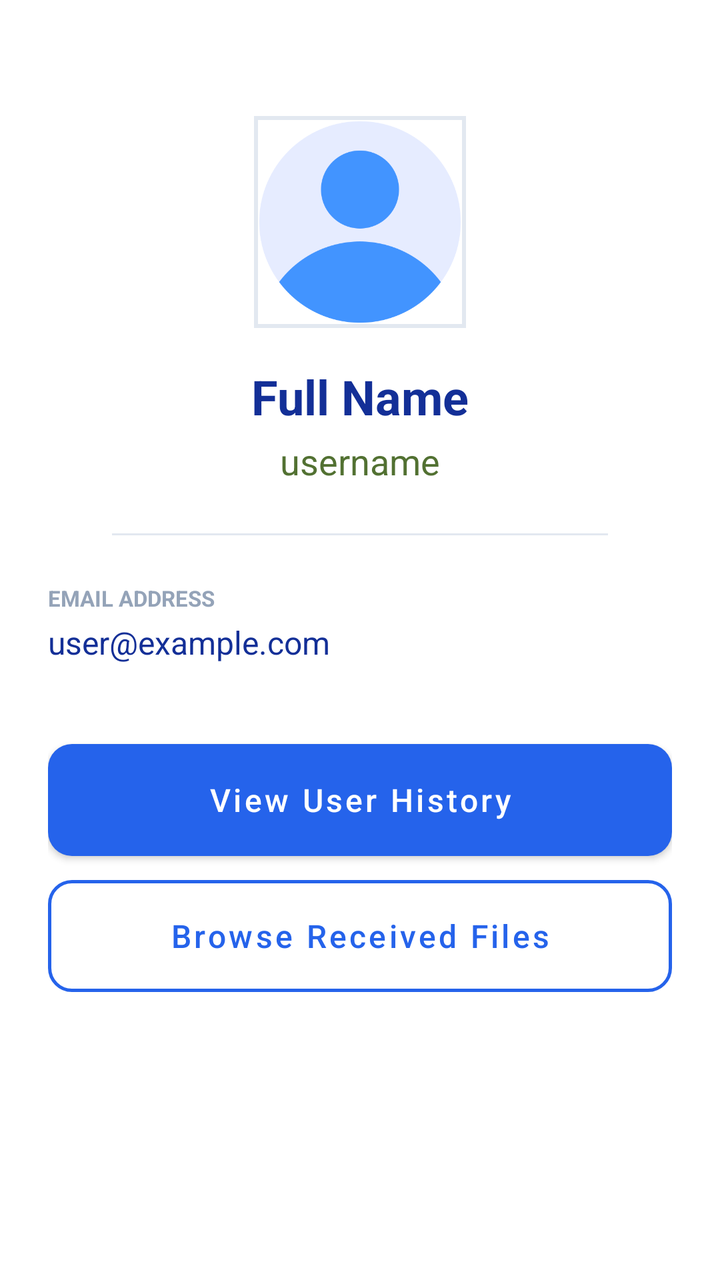
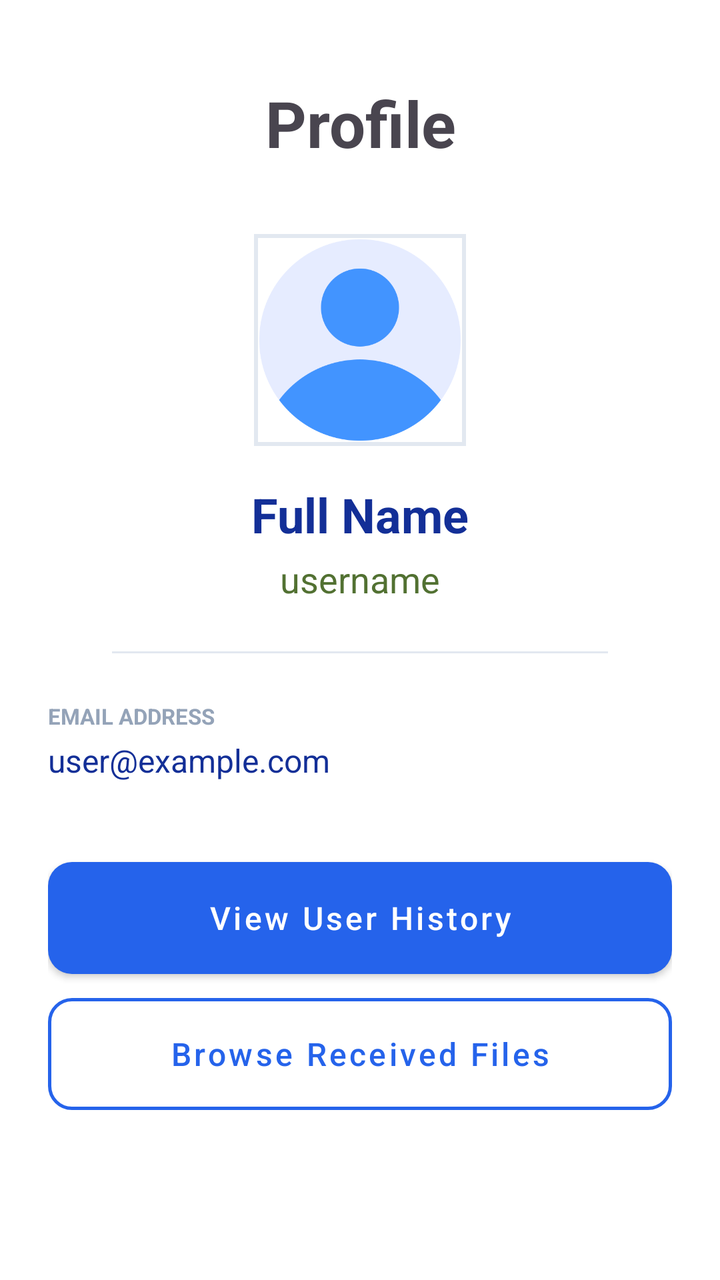

Two renders of the same Android screen: before a commit and after it. Below are the layout's source before the change and the commit's diff.
<!-- AndroidManifest.xml: application theme Theme.MyApplication -->
<!-- res/layout/activity_user_profile.xml -->
<?xml version="1.0" encoding="utf-8"?>
<androidx.constraintlayout.widget.ConstraintLayout
    xmlns:android="http://schemas.android.com/apk/res/android"
    xmlns:app="http://schemas.android.com/apk/res-auto"
    android:layout_width="match_parent"
    android:layout_height="match_parent"
    android:background="?attr/colorOnPrimary"
    android:padding="24dp">

    <com.google.android.material.imageview.ShapeableImageView
        android:id="@+id/profile_image"
        android:layout_width="110dp"
        android:layout_height="110dp"
        android:layout_marginTop="32dp"
        android:padding="3dp"
        android:src="@drawable/ic_user"
        app:layout_constraintEnd_toEndOf="parent"
        app:layout_constraintStart_toStartOf="parent"
        app:layout_constraintTop_toTopOf="parent"
        app:strokeColor="#E2E8F0"
        app:strokeWidth="2dp" />

    <TextView
        android:id="@+id/tv_fullname"
        android:layout_width="wrap_content"
        android:layout_height="wrap_content"
        android:layout_marginTop="16dp"
        android:text="Full Name"
        android:textColor="?attr/colorPrimary"
        android:textSize="24sp"
        android:textStyle="bold"
        app:layout_constraintEnd_toEndOf="parent"
        app:layout_constraintStart_toStartOf="parent"
        app:layout_constraintTop_toBottomOf="@id/profile_image" />

    <TextView
        android:id="@+id/tv_username"
        android:layout_width="wrap_content"
        android:layout_height="wrap_content"
        android:layout_marginTop="4dp"
        android:text="username"
        android:textColor="?attr/colorSecondary"
        android:textSize="18sp"
        app:layout_constraintEnd_toEndOf="parent"
        app:layout_constraintStart_toStartOf="parent"
        app:layout_constraintTop_toBottomOf="@id/tv_fullname" />

    <View
        android:id="@+id/divider"
        android:layout_width="0dp"
        android:layout_height="1dp"
        android:layout_marginHorizontal="32dp"
        android:layout_marginTop="24dp"
        android:background="#E2E8F0"
        app:layout_constraintEnd_toEndOf="parent"
        app:layout_constraintStart_toStartOf="parent"
        app:layout_constraintTop_toBottomOf="@id/tv_username" />

    <TextView
        android:id="@+id/tv_email_label"
        android:layout_width="wrap_content"
        android:layout_height="wrap_content"
        android:layout_marginTop="24dp"
        android:text="EMAIL ADDRESS"
        android:textColor="#94A3B8"
        android:textSize="11sp"
        android:textStyle="bold"
        app:layout_constraintStart_toStartOf="parent"
        app:layout_constraintTop_toBottomOf="@id/divider" />

    <TextView
        android:id="@+id/tv_email"
        android:layout_width="wrap_content"
        android:layout_height="wrap_content"
        android:layout_marginTop="4dp"
        android:text="user@example.com"
        android:textColor="?attr/colorPrimary"
        android:textSize="16sp"
        app:layout_constraintStart_toStartOf="parent"
        app:layout_constraintTop_toBottomOf="@id/tv_email_label" />

    <com.google.android.material.button.MaterialButton
        android:id="@+id/btn_user_history"
        style="@style/Widget.MaterialComponents.Button"
        android:layout_width="match_parent"
        android:layout_height="56dp"
        android:layout_marginTop="40dp"
        android:insetTop="0dp"
        android:insetBottom="0dp"
        android:text="View User History"
        android:textAllCaps="false"
        android:textSize="16sp"
        app:backgroundTint="#2563EB"
        app:cornerRadius="12dp"
        app:elevation="2dp"
        app:layout_constraintTop_toBottomOf="@id/tv_email" />

    <com.google.android.material.button.MaterialButton
        android:id="@+id/btn_received_files"
        style="@style/Widget.MaterialComponents.Button.OutlinedButton"
        android:layout_width="match_parent"
        android:layout_height="56dp"
        android:layout_marginTop="12dp"
        android:insetTop="0dp"
        android:insetBottom="0dp"
        android:text="Browse Received Files"
        android:textAllCaps="false"
        android:textColor="#2563EB"
        android:textSize="16sp"
        app:cornerRadius="12dp"
        app:layout_constraintTop_toBottomOf="@id/btn_user_history"
        app:strokeColor="#2563EB"
        app:strokeWidth="1.5dp" />

</androidx.constraintlayout.widget.ConstraintLayout>
<!-- resources referenced by this layout -->
<resources>
  <!-- drawable ic_user: png bitmap (drawable, 19293 bytes) -->
  <style name="Theme.MyApplication" parent="Base.Theme.MyApplication" />
  <style name="Base.Theme.MyApplication" parent="Theme.Material3.DayNight.NoActionBar">
          <item name="colorPrimary">#132F97</item>
          <item name="colorOnPrimary">@color/white</item>
          <item name="colorSurface">@color/white</item>
          <item name="colorOnSurface">#1A237E</item>
          <item name="colorSecondary">#527132</item>
          <item name="android:statusBarColor">?attr/colorSurface</item>
          <item name="android:windowLightStatusBar">true</item>
          <item name="android:navigationBarColor">?attr/colorSurface</item>
      </style>
  <color name="white">#FFFFFFFF</color>
</resources>

<!-- the commit's change to res/layout/activity_user_profile.xml (unified diff, before → after) -->
@@ -1,115 +1,139 @@
 <?xml version="1.0" encoding="utf-8"?>
-<androidx.constraintlayout.widget.ConstraintLayout
-    xmlns:android="http://schemas.android.com/apk/res/android"
-    xmlns:app="http://schemas.android.com/apk/res-auto"
-    android:layout_width="match_parent"
-    android:layout_height="match_parent"
-    android:background="?attr/colorOnPrimary"
-    android:padding="24dp">
+    <androidx.constraintlayout.widget.ConstraintLayout xmlns:android="http://schemas.android.com/apk/res/android"
+        xmlns:app="http://schemas.android.com/apk/res-auto"
+        xmlns:tools="http://schemas.android.com/tools"
+        android:layout_width="match_parent"
+        android:layout_height="match_parent"
+        android:background="?attr/colorOnPrimary"
+        android:padding="24dp">
+
+    <TextView
+        android:id="@+id/profile_text"
+        android:layout_width="match_parent"
+        android:layout_height="wrap_content"
+        android:layout_marginTop="16dp"
+        android:text="Profile"
+        android:textAlignment="center"
+        android:textSize="32dp"
+        android:textStyle="bold"
+        app:layout_constraintEnd_toEndOf="parent"
+        app:layout_constraintHorizontal_bias="0.0"
+        app:layout_constraintStart_toStartOf="parent"
+        app:layout_constraintTop_toTopOf="parent" />
 
     <com.google.android.material.imageview.ShapeableImageView
-        android:id="@+id/profile_image"
-        android:layout_width="110dp"
-        android:layout_height="110dp"
-        android:layout_marginTop="32dp"
-        android:padding="3dp"
-        android:src="@drawable/ic_user"
+            android:id="@+id/profile_image"
+            android:layout_width="110dp"
+            android:layout_height="110dp"
+            android:layout_marginTop="32dp"
+            android:padding="3dp"
+            android:src="@drawable/ic_user"
+            app:layout_constraintEnd_toEndOf="parent"
+            app:layout_constraintStart_toStartOf="parent"
+            app:layout_constraintTop_toBottomOf="@+id/profile_text"
+            app:strokeColor="#E2E8F0"
+            app:strokeWidth="2dp" />
+
+        <TextView
+            android:id="@+id/tv_fullname"
+            android:layout_width="wrap_content"
+            android:layout_height="wrap_content"
+            android:layout_marginTop="16dp"
+            android:text="Full Name"
+            android:textColor="?attr/colorPrimary"
+            android:textSize="24sp"
+            android:textStyle="bold"
+            app:layout_constraintEnd_toEndOf="parent"
+            app:layout_constraintStart_toStartOf="parent"
+            app:layout_constraintTop_toBottomOf="@id/profile_image" />
+
+        <TextView
+            android:id="@+id/tv_username"
+            android:layout_width="wrap_content"
+            android:layout_height="wrap_content"
+            android:layout_marginTop="4dp"
+            android:text="username"
+            android:textColor="?attr/colorSecondary"
+            android:textSize="18sp"
+            app:layout_constraintEnd_toEndOf="parent"
+            app:layout_constraintStart_toStartOf="parent"
+            app:layout_constraintTop_toBottomOf="@id/tv_fullname" />
+
+        <View
+            android:id="@+id/divider"
+            android:layout_width="0dp"
+            android:layout_height="1dp"
+            android:layout_marginHorizontal="32dp"
+            android:layout_marginTop="24dp"
+            android:background="#E2E8F0"
+            app:layout_constraintEnd_toEndOf="parent"
+            app:layout_constraintStart_toStartOf="parent"
+            app:layout_constraintTop_toBottomOf="@id/tv_username" />
+
+        <TextView
+            android:id="@+id/tv_email_label"
+            android:layout_width="wrap_content"
+            android:layout_height="wrap_content"
+            android:layout_marginTop="24dp"
+            android:text="EMAIL ADDRESS"
+            android:textColor="#94A3B8"
+            android:textSize="11sp"
+            android:textStyle="bold"
+            app:layout_constraintStart_toStartOf="parent"
+            app:layout_constraintTop_toBottomOf="@id/divider" />
+
+        <TextView
+            android:id="@+id/tv_email"
+            android:layout_width="wrap_content"
+            android:layout_height="wrap_content"
+            android:layout_marginTop="4dp"
+            android:text="user@example.com"
+            android:textColor="?attr/colorPrimary"
+            android:textSize="16sp"
+            app:layout_constraintStart_toStartOf="parent"
+            app:layout_constraintTop_toBottomOf="@id/tv_email_label" />
+
+        <com.google.android.material.button.MaterialButton
+            android:id="@+id/btn_user_history"
+            style="@style/Widget.MaterialComponents.Button"
+            android:layout_width="match_parent"
+            android:layout_height="56dp"
+            android:layout_marginTop="40dp"
+            android:insetTop="0dp"
+            android:insetBottom="0dp"
+            android:text="View User History"
+            android:textAllCaps="false"
+            android:textSize="16sp"
+            app:backgroundTint="#2563EB"
+            app:cornerRadius="12dp"
+            app:elevation="2dp"
+            app:layout_constraintTop_toBottomOf="@id/tv_email" />
+
+        <com.google.android.material.button.MaterialButton
+            android:id="@+id/btn_received_files"
+            style="@style/Widget.MaterialComponents.Button.OutlinedButton"
+            android:layout_width="match_parent"
+            android:layout_height="56dp"
+            android:layout_marginTop="12dp"
+            android:insetTop="0dp"
+            android:insetBottom="0dp"
+            android:text="Browse Received Files"
+            android:textAllCaps="false"
+            android:textColor="#2563EB"
+            android:textSize="16sp"
+            app:cornerRadius="12dp"
+            app:layout_constraintTop_toBottomOf="@id/btn_user_history"
+            app:strokeColor="#2563EB"
+            app:strokeWidth="1.5dp" />
+
+    <TextView
+        android:id="@+id/error_msg"
+        android:layout_width="wrap_content"
+        android:layout_height="wrap_content"
+        android:visibility="invisible"
+        android:text="hello"
+        app:layout_constraintBottom_toBottomOf="parent"
         app:layout_constraintEnd_toEndOf="parent"
         app:layout_constraintStart_toStartOf="parent"
-        app:layout_constraintTop_toTopOf="parent"
-        app:strokeColor="#E2E8F0"
-        app:strokeWidth="2dp" />
-
-    <TextView
-        android:id="@+id/tv_fullname"
-        android:layout_width="wrap_content"
-        android:layout_height="wrap_content"
-        android:layout_marginTop="16dp"
-        android:text="Full Name"
-        android:textColor="?attr/colorPrimary"
-        android:textSize="24sp"
-        android:textStyle="bold"
-        app:layout_constraintEnd_toEndOf="parent"
-        app:layout_constraintStart_toStartOf="parent"
-        app:layout_constraintTop_toBottomOf="@id/profile_image" />
-
-    <TextView
-        android:id="@+id/tv_username"
-        android:layout_width="wrap_content"
-        android:layout_height="wrap_content"
-        android:layout_marginTop="4dp"
-        android:text="username"
-        android:textColor="?attr/colorSecondary"
-        android:textSize="18sp"
-        app:layout_constraintEnd_toEndOf="parent"
-        app:layout_constraintStart_toStartOf="parent"
-        app:layout_constraintTop_toBottomOf="@id/tv_fullname" />
-
-    <View
-        android:id="@+id/divider"
-        android:layout_width="0dp"
-        android:layout_height="1dp"
-        android:layout_marginHorizontal="32dp"
-        android:layout_marginTop="24dp"
-        android:background="#E2E8F0"
-        app:layout_constraintEnd_toEndOf="parent"
-        app:layout_constraintStart_toStartOf="parent"
-        app:layout_constraintTop_toBottomOf="@id/tv_username" />
-
-    <TextView
-        android:id="@+id/tv_email_label"
-        android:layout_width="wrap_content"
-        android:layout_height="wrap_content"
-        android:layout_marginTop="24dp"
-        android:text="EMAIL ADDRESS"
-        android:textColor="#94A3B8"
-        android:textSize="11sp"
-        android:textStyle="bold"
-        app:layout_constraintStart_toStartOf="parent"
-        app:layout_constraintTop_toBottomOf="@id/divider" />
-
-    <TextView
-        android:id="@+id/tv_email"
-        android:layout_width="wrap_content"
-        android:layout_height="wrap_content"
-        android:layout_marginTop="4dp"
-        android:text="user@example.com"
-        android:textColor="?attr/colorPrimary"
-        android:textSize="16sp"
-        app:layout_constraintStart_toStartOf="parent"
-        app:layout_constraintTop_toBottomOf="@id/tv_email_label" />
-
-    <com.google.android.material.button.MaterialButton
-        android:id="@+id/btn_user_history"
-        style="@style/Widget.MaterialComponents.Button"
-        android:layout_width="match_parent"
-        android:layout_height="56dp"
-        android:layout_marginTop="40dp"
-        android:insetTop="0dp"
-        android:insetBottom="0dp"
-        android:text="View User History"
-        android:textAllCaps="false"
-        android:textSize="16sp"
-        app:backgroundTint="#2563EB"
-        app:cornerRadius="12dp"
-        app:elevation="2dp"
-        app:layout_constraintTop_toBottomOf="@id/tv_email" />
-
-    <com.google.android.material.button.MaterialButton
-        android:id="@+id/btn_received_files"
-        style="@style/Widget.MaterialComponents.Button.OutlinedButton"
-        android:layout_width="match_parent"
-        android:layout_height="56dp"
-        android:layout_marginTop="12dp"
-        android:insetTop="0dp"
-        android:insetBottom="0dp"
-        android:text="Browse Received Files"
-        android:textAllCaps="false"
-        android:textColor="#2563EB"
-        android:textSize="16sp"
-        app:cornerRadius="12dp"
-        app:layout_constraintTop_toBottomOf="@id/btn_user_history"
-        app:strokeColor="#2563EB"
-        app:strokeWidth="1.5dp" />
-
-</androidx.constraintlayout.widget.ConstraintLayout>
+        app:layout_constraintTop_toBottomOf="@+id/btn_received_files" />
+    </androidx.constraintlayout.widget.ConstraintLayout>
